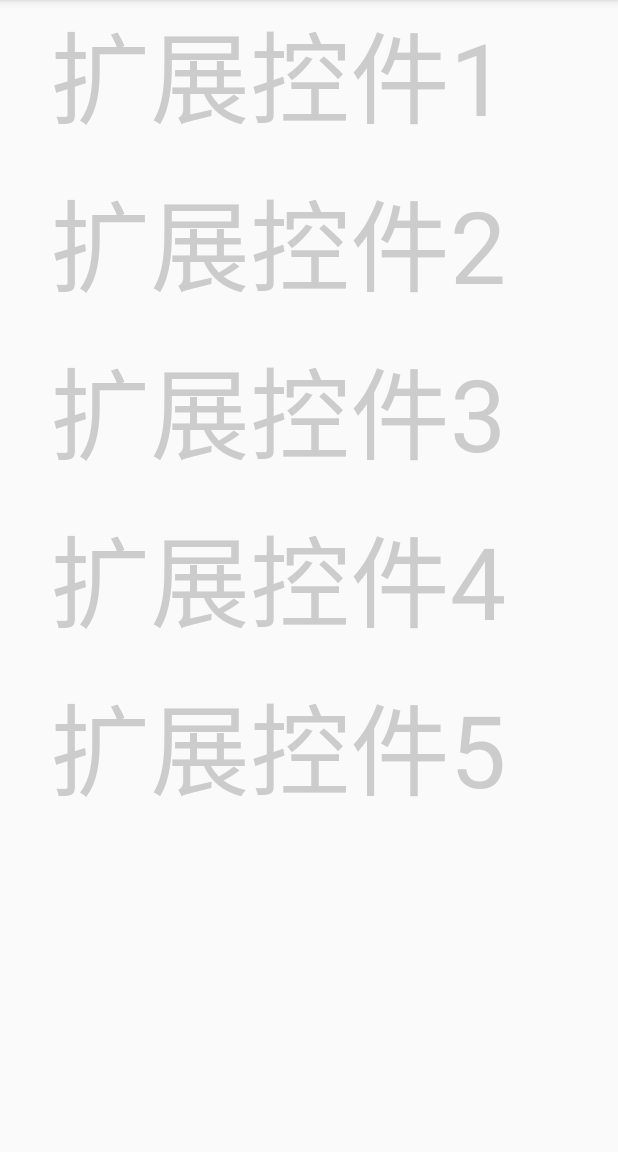
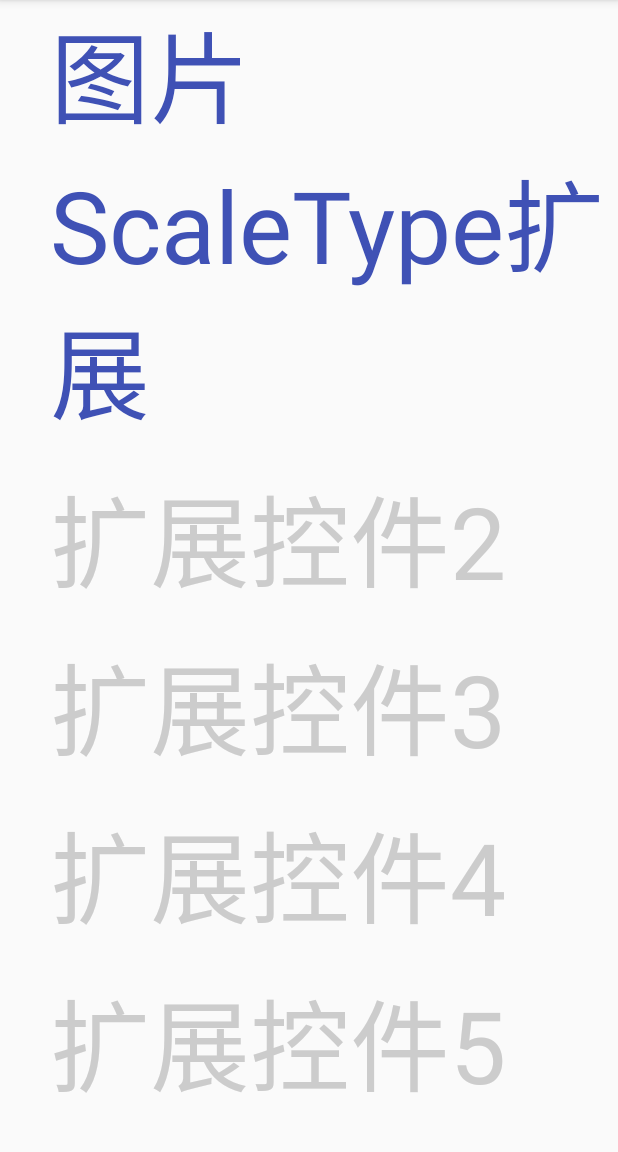
Before and after one commit to lxis/frankui, an Android app: the screen it shows after launch (IndexActivity), after a tap on "扩展控件", on a phone screen of 412 x 824 dp, the part 84-1236 px from its top. Run offline under Robolectric (Android 15) with nearby library versions, the phone set to English and light mode, and no system bars.

Commit message:
图片ScaleType扩展

```diff
--- a/frankui/app/src/main/AndroidManifest.xml
+++ b/frankui/app/src/main/AndroidManifest.xml
@@ -16,8 +16,8 @@
                 <category android:name="android.intent.category.LAUNCHER" />
             </intent-filter>
         </activity>
-        <activity android:name=".gesture.Gesture1Activity">
-        </activity>
+        <activity android:name=".gesture.Gesture1Activity"></activity>
+        <activity android:name=".widget.Widget1Activity"></activity>
     </application>
 
 </manifest>
--- a/frankui/app/src/main/java/com/frankui/extend/ExtendScrollView.java
+++ b/frankui/app/src/main/java/com/frankui/extend/ExtendScrollView.java
@@ -12,7 +12,7 @@
 import java.util.HashMap;
 import java.util.Map;
 
-public class ExtendScrollView extends ScrollView {
+public class ExtendScrollView extends ScrollView implements IExtendable<ExtendScrollView> {
 
     @NonNull
     private final ExtendHelper<ExtendScrollView> mExtendHelper = new ExtendHelper<ExtendScrollView>(this);
@@ -71,6 +71,7 @@
         super.onMeasure(widthMeasureSpec, heightMeasureSpec);
     }
 
+    @Override
     @NonNull
     public final ExtendHelper<ExtendScrollView> getExtendHelper() {
         return mExtendHelper;
--- a/frankui/app/src/main/java/com/frankui/frankui/index/IndexModel.java
+++ b/frankui/app/src/main/java/com/frankui/frankui/index/IndexModel.java
@@ -1,6 +1,7 @@
 package com.frankui.frankui.index;
 
 import com.frankui.frankui.gesture.Gesture1Activity;
+import com.frankui.frankui.widget.Widget1Activity;
 import com.frankui.utils.SafeObject;
 
 import java.util.ArrayList;
@@ -23,12 +24,12 @@
         mIndex.add(new IndexData("动画", true));
         mIndex.add(new IndexData("手势冲突", true));
 
-        List<IndexData> extend = new ArrayList<>();
-        extend.add(new IndexData("扩展控件1"));
-        extend.add(new IndexData("扩展控件2"));
-        extend.add(new IndexData("扩展控件3"));
-        extend.add(new IndexData("扩展控件4"));
-        extend.add(new IndexData("扩展控件5"));
+        List<IndexData> widget = new ArrayList<>();
+        widget.add(new IndexData("图片ScaleType扩展", Widget1Activity.class));
+        widget.add(new IndexData("扩展控件2"));
+        widget.add(new IndexData("扩展控件3"));
+        widget.add(new IndexData("扩展控件4"));
+        widget.add(new IndexData("扩展控件5"));
         List<IndexData> layout = new ArrayList<>();
         layout.add(new IndexData("布局1"));
         layout.add(new IndexData("布局2"));
@@ -48,7 +49,7 @@
         gesture.add(new IndexData("手势冲突4"));
         gesture.add(new IndexData("手势冲突5"));
 
-        mMap.put("扩展控件", extend);
+        mMap.put("扩展控件", widget);
         mMap.put("布局", layout);
         mMap.put("动画", animation);
         mMap.put("手势冲突", gesture);
```
Also changed, not shown: frankui/app/src/main/java/com/frankui/extend/ExtendImageView.java (+29 -3 lines), frankui/app/src/main/java/com/frankui/frankui/widget/Widget1Activity.java (added, +26 -0 lines), frankui/app/src/main/java/com/frankui/widget/ImageScaleHelper.java (+50 -0 lines), frankui/app/src/main/res/layout/widget1_activity.xml (added, +12 -0 lines), frankui/app/src/main/res/drawable-xhdpi/widget1.jpg (added).
